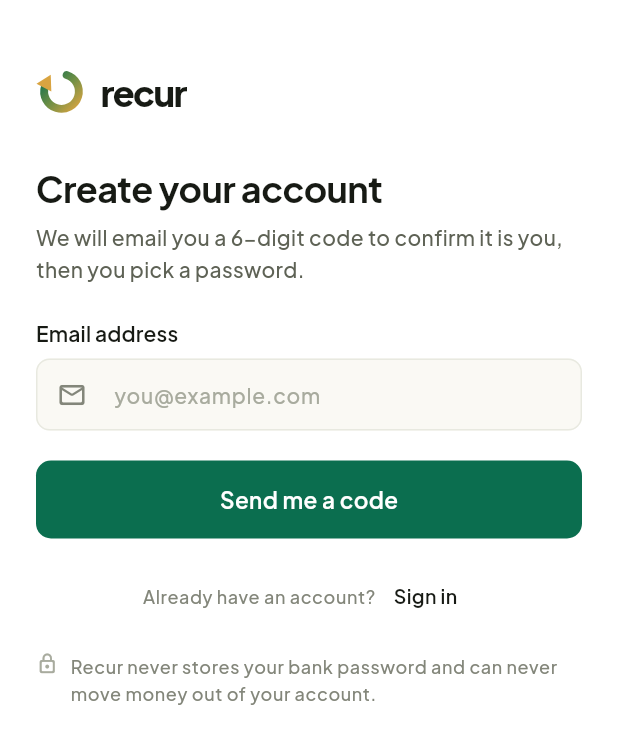
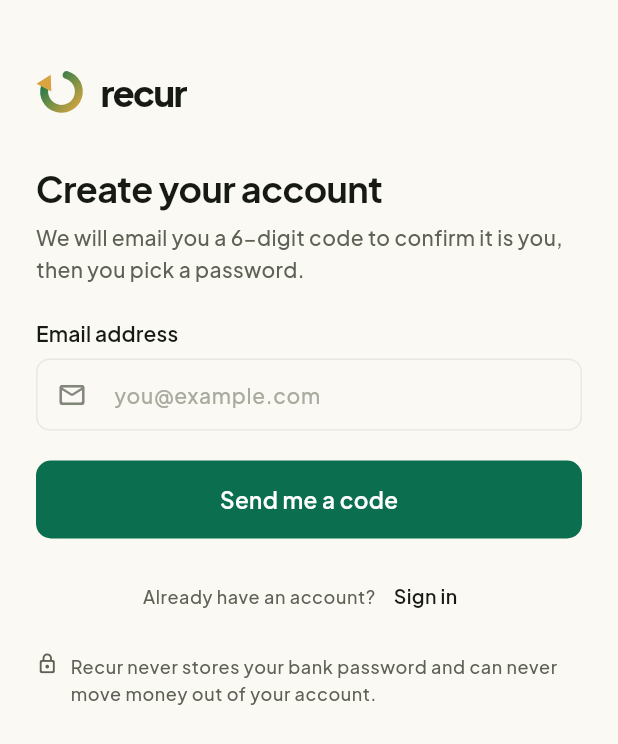
Before and after one commit to Gbemz10/Recur, a Flutter app: the screen it shows after launch, after a tap on "Skip", on a phone screen of 412 x 824 dp. Shown: the top 744 px of the screen. Run offline on Flutter 3.47's test engine with Material 3 defaults, Android fonts, the phone set to English and light mode, and no system bars; our stand-ins replace flutter_secure_storage, google_fonts, image_picker, webview_flutter; accounts and stored records are empty; network calls fail.

Commit message:
Make pre-auth flow follow dark mode instead of forcing light
Reverts the previous "force light" fix in favor of the actual ask: these
screens (splash, onboarding, auth, otp, create-password, link-bank)
should look like the rest of the app and follow the device's dark/light
setting, not stay permanently light.

main.dart: the status bar overlay now follows Theme.of(context).brightness
on every stage, not just once signed in. Removed the stale "pre-auth is
intentionally light-only" comment and logic.

Each screen: removed the Theme(data: AppTheme.light, child: Builder(...))
wrap added in the previous commit, and swapped every hardcoded
neutral900/600/500/400/AppColors.white reference for the existing
theme-aware helpers (AppColors.background/surface/border/ink/inkSoft/muted),
the same tokens already used across the rest of the app post-auth.

link_bank_screen.dart: the private _buildConsent/_buildWaiting/_buildSuccess/
_buildTimeout helpers now take an explicit BuildContext parameter (the one
from build()) instead of implicitly reading the State's own context, so
Theme.of(context)/AppColors.*(context) resolve correctly.

recur_logo.dart: RecurWordmark's text color now defaults to
AppColors.ink(context) instead of hardcoded neutral900, so the auth
screen's logo lockup is visible in dark mode. The onDark:true override
(solid white, for use on the brand gradient) is untouched.

dot_grid.dart: the background dot texture (used on the onboarding screen)
now resolves its color via AppColors.ink(context) instead of hardcoded
neutral900, since near-black dots at low opacity are invisible against a
dark background.

splash_screen.dart: background and the wordmark's resting letter color are
now theme-aware; the aurora wash, orbit rings, and brand mark stay as-is
since they're saturated brand colors that already read fine on both
backgrounds.

onboarding_screen.dart: the floating "product shot" mockup cards
(_FloatCard/_DetectedChip/_AnnualPill/_AlertCard) were deliberately left
on their fixed light/dark styling - they're meant to look like literal
screenshots of app UI and notifications, the same "self-consistent fixed
surface + paired text color" pattern already established for pastel
banners elsewhere in the app.

```diff
--- a/lib/main.dart
+++ b/lib/main.dart
@@ -74,11 +74,10 @@ class _RootFlowState extends State<_RootFlow> {
 
   @override
   Widget build(BuildContext context) {
-    // The pre-auth flow (splash/onboarding/auth/link-bank) is intentionally
-    // light-only regardless of theme preference — status bar icons stay
-    // dark. Once inside the app (post sign-in), match the resolved
-    // brightness so icons stay legible against a dark scaffold too.
-    final overlay = _stage == _Stage.app && Theme.of(context).brightness == Brightness.dark
+    // Every stage — pre-auth and post-auth alike — now follows the
+    // resolved theme brightness, so status bar icons stay legible against
+    // a dark scaffold on any screen, not just once signed in.
+    final overlay = Theme.of(context).brightness == Brightness.dark
         ? SystemUiOverlayStyle.light
         : SystemUiOverlayStyle.dark;
 
--- a/lib/screens/auth_screen.dart
+++ b/lib/screens/auth_screen.dart
@@ -168,26 +168,11 @@ class _AuthScreenState extends State<AuthScreen> {
 
   @override
   Widget build(BuildContext context) {
-    // Forces the light theme regardless of the user's actual dark/light
-    // preference — this screen, like the rest of the pre-auth flow, is
-    // deliberately light-only always (see _RootFlow in main.dart). Without
-    // this, the Scaffold's own background stayed hardcoded white while
-    // every Theme.of(context) lookup inside it (this method's own `text`,
-    // plus every AppButton/AppTextField instance below) still followed the
-    // app's real theme — so with dark mode on, near-white text rendered on
-    // that white background, and AppTextField's dark-mode fill color
-    // painted the input boxes black. Wrapping in a fresh Builder means
-    // every Theme.of(context) call below this point resolves against this
-    // forced-light Theme instead.
-    return Theme(
-      data: AppTheme.light,
-      child: Builder(
-        builder: (context) {
-          final text = Theme.of(context).textTheme;
-          final signUp = _mode == _Mode.signUp;
+    final text = Theme.of(context).textTheme;
+    final signUp = _mode == _Mode.signUp;
 
-          return Scaffold(
-      backgroundColor: AppColors.white,
+    return Scaffold(
+      backgroundColor: AppColors.background(context),
       body: SafeArea(
         child: GestureDetector(
           onTap: () => FocusScope.of(context).unfocus(),
@@ -212,7 +197,7 @@ class _AuthScreenState extends State<AuthScreen> {
                           'you, then you pick a password.'
                       : 'Sign in to pick up where you left off.',
                   style: text.bodyMedium?.copyWith(
-                    color: AppColors.neutral600,
+                    color: AppColors.muted(context),
                     height: 1.5,
                   ),
                 ),
@@ -290,7 +275,7 @@ class _AuthScreenState extends State<AuthScreen> {
                             ? 'Already have an account?'
                             : 'New to Recur?',
                         style: text.bodySmall
-                            ?.copyWith(color: AppColors.neutral500),
+                            ?.copyWith(color: AppColors.muted(context)),
                       ),
                       AppButton(
                         label: signUp ? 'Sign in' : 'Create one',
@@ -311,10 +296,10 @@ class _AuthScreenState extends State<AuthScreen> {
                 Row(
                   crossAxisAlignment: CrossAxisAlignment.start,
                   children: [
-                    const Icon(
+                    Icon(
                       Icons.lock_outline_rounded,
                       size: 15,
-                      color: AppColors.neutral400,
+                      color: AppColors.muted(context),
                     ),
                     const SizedBox(width: AppSpacing.sm),
                     Expanded(
@@ -322,7 +307,7 @@ class _AuthScreenState extends State<AuthScreen> {
                         'Recur never stores your bank password and can never '
                         'move money out of your account.',
                         style: text.bodySmall?.copyWith(
-                          color: AppColors.neutral500,
+                          color: AppColors.muted(context),
                           height: 1.5,
                         ),
                       ),
@@ -334,9 +319,6 @@ class _AuthScreenState extends State<AuthScreen> {
           ),
         ),
       ),
-          );
-        },
-      ),
     );
   }
 }
--- a/lib/screens/onboarding_screen.dart
+++ b/lib/screens/onboarding_screen.dart
@@ -176,17 +176,11 @@ class _OnboardingScreenState extends State<OnboardingScreen>
 
   @override
   Widget build(BuildContext context) {
-    // See auth_screen.dart's build() for why this is forced light — same
-    // pre-auth-flow-is-always-light reasoning, same fix.
-    return Theme(
-      data: AppTheme.light,
-      child: Builder(
-        builder: (context) {
-          final text = Theme.of(context).textTheme;
-          final isLast = _page == _slides.length - 1;
+    final text = Theme.of(context).textTheme;
+    final isLast = _page == _slides.length - 1;
 
-          return Scaffold(
-      backgroundColor: AppColors.white,
+    return Scaffold(
+      backgroundColor: AppColors.background(context),
       body: Stack(
         children: [
           // ---- aurora sits behind everything, spanning the whole screen ----
@@ -209,8 +203,9 @@ class _OnboardingScreenState extends State<OnboardingScreen>
             ),
           ),
 
-          // A soft white veil at the bottom so copy always stays legible
-          // over whatever colour the aurora happens to drift into.
+          // A soft veil at the bottom, matching the page background, so
+          // copy always stays legible over whatever colour the aurora
+          // happens to drift into — in either theme.
           Positioned.fill(
             child: IgnorePointer(
               child: DecoratedBox(
@@ -219,9 +214,9 @@ class _OnboardingScreenState extends State<OnboardingScreen>
                     begin: Alignment.topCenter,
                     end: Alignment.bottomCenter,
                     colors: [
-                      AppColors.white.withValues(alpha: 0.0),
-                      AppColors.white.withValues(alpha: 0.55),
-                      AppColors.white.withValues(alpha: 0.94),
+                      AppColors.background(context).withValues(alpha: 0.0),
+                      AppColors.background(context).withValues(alpha: 0.55),
+                      AppColors.background(context).withValues(alpha: 0.94),
                     ],
                     stops: const [0.0, 0.52, 0.78],
                   ),
@@ -251,7 +246,7 @@ class _OnboardingScreenState extends State<OnboardingScreen>
                             child: IconButton(
                               onPressed: _back,
                               icon: const Icon(Icons.arrow_back_rounded),
-                              color: AppColors.neutral700,
+                              color: AppColors.inkSoft(context),
                               tooltip: 'Back',
                             ),
                           ),
@@ -304,8 +299,9 @@ class _OnboardingScreenState extends State<OnboardingScreen>
                       height: 5,
                       width: selected ? 30 : 5,
                       decoration: BoxDecoration(
-                        color:
-                            selected ? AppColors.primary : AppColors.neutral300,
+                        color: selected
+                            ? AppColors.primary
+                            : AppColors.border(context),
                         borderRadius: AppRadius.fullBR,
                       ),
                     );
@@ -333,9 +329,6 @@ class _OnboardingScreenState extends State<OnboardingScreen>
             ),
           ),
         ],
-      ),
-          );
-        },
       ),
     );
   }
@@ -444,7 +437,7 @@ class _SlideView extends StatelessWidget {
                         Text(
                           slide.body,
                           style: textTheme.bodyMedium?.copyWith(
-                            color: AppColors.neutral600,
+                            color: AppColors.muted(context),
                             height: 1.55,
                           ),
                         ),
--- a/lib/screens/splash_screen.dart
+++ b/lib/screens/splash_screen.dart
@@ -126,7 +126,7 @@ class _SplashScreenState extends State<SplashScreen>
   @override
   Widget build(BuildContext context) {
     return Scaffold(
-      backgroundColor: AppColors.white,
+      backgroundColor: AppColors.background(context),
       body: AnimatedBuilder(
         animation: Listenable.merge([_main, _ambient]),
         builder: (context, _) {
@@ -167,7 +167,7 @@ class _SplashScreenState extends State<SplashScreen>
                             ),
                           ),
                           const SizedBox(height: AppSpacing.xxxl),
-                          _buildWordmark(),
+                          _buildWordmark(context),
                         ],
                       ),
                     ),
@@ -181,19 +181,20 @@ class _SplashScreenState extends State<SplashScreen>
     );
   }
 
-  Widget _buildWordmark() {
+  Widget _buildWordmark(BuildContext context) {
     // A violet highlight drifts across the letters, so the wordmark never
     // sits completely still while the splash is up.
     final sweep = (_ambient.value * 2.2) % 2.2 - 0.6;
+    final base = AppColors.ink(context);
 
     return ShaderMask(
       shaderCallback: (bounds) => LinearGradient(
         begin: Alignment.centerLeft,
         end: Alignment.centerRight,
-        colors: const [
-          AppColors.neutral900,
+        colors: [
+          base,
           RecurBrand.gradientStart,
-          AppColors.neutral900,
+          base,
         ],
         stops: [
           (sweep - 0.22).clamp(0.0, 1.0),
--- a/lib/widgets/dot_grid.dart
+++ b/lib/widgets/dot_grid.dart
@@ -51,6 +51,11 @@ class DotGrid extends StatelessWidget {
           fadeStart: fadeStart,
           fadeEnd: fadeEnd,
           offset: offset,
+          // Resolved once here, since the painter itself has no
+          // BuildContext — near-black dots at low alpha read as subtle
+          // texture on a light background but vanish on a dark one, so
+          // this needs to flip with theme rather than stay neutral900.
+          dotColor: AppColors.ink(context),
         ),
         size: Size.infinite,
       ),
@@ -66,6 +71,7 @@ class _DotGridPainter extends CustomPainter {
     required this.fadeStart,
     required this.fadeEnd,
     required this.offset,
+    required this.dotColor,
   });
 
   final double spacing;
@@ -74,6 +80,7 @@ class _DotGridPainter extends CustomPainter {
   final double fadeStart;
   final double fadeEnd;
   final Offset offset;
+  final Color dotColor;
 
   @override
   void paint(Canvas canvas, Size size) {
@@ -95,7 +102,7 @@ class _DotGridPainter extends CustomPainter {
       final alpha = opacity * (1 - t);
       if (alpha <= 0.002) continue;
 
-      paint.color = AppColors.neutral900.withValues(alpha: alpha);
+      paint.color = dotColor.withValues(alpha: alpha);
 
       for (var x = -spacing + dx; x < size.width + spacing; x += spacing) {
         canvas.drawCircle(Offset(x, y), dotRadius, paint);
@@ -110,5 +117,6 @@ class _DotGridPainter extends CustomPainter {
       old.opacity != opacity ||
       old.fadeStart != fadeStart ||
       old.fadeEnd != fadeEnd ||
-      old.offset != offset;
+      old.offset != offset ||
+      old.dotColor != dotColor;
 }
--- a/lib/widgets/recur_logo.dart
+++ b/lib/widgets/recur_logo.dart
@@ -155,7 +155,7 @@ class RecurWordmark extends StatelessWidget {
             fontWeight: FontWeight.w800,
             letterSpacing: -fontSize * 0.045,
             height: 1.0,
-            color: onDark ? Colors.white : AppColors.neutral900,
+            color: onDark ? Colors.white : AppColors.ink(context),
           ),
         ),
       ],
```
Also changed, not shown: lib/screens/create_password_screen.dart (+13 -18 lines), lib/screens/link_bank_screen.dart (+25 -45 lines), lib/screens/otp_screen.dart (+15 -22 lines).
